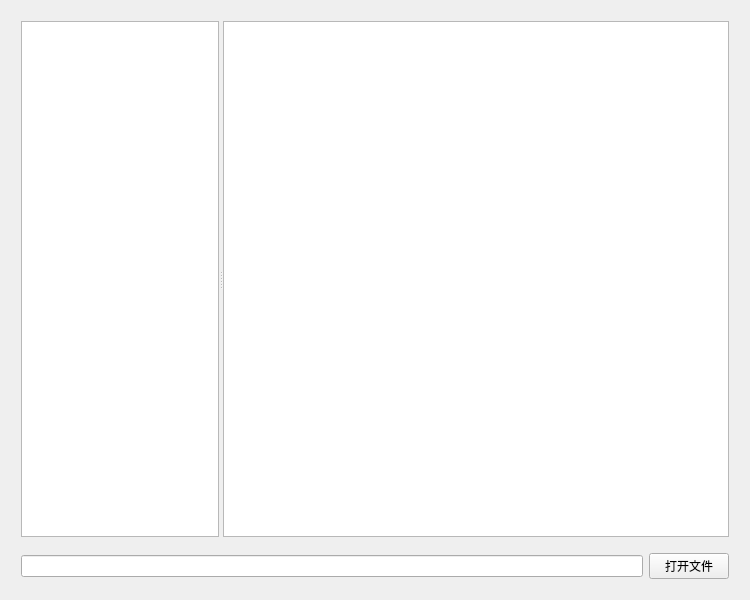
The window that mainwindow.ui (ksvc/MediaParser) describes before a commit, drawn with Qt 5.
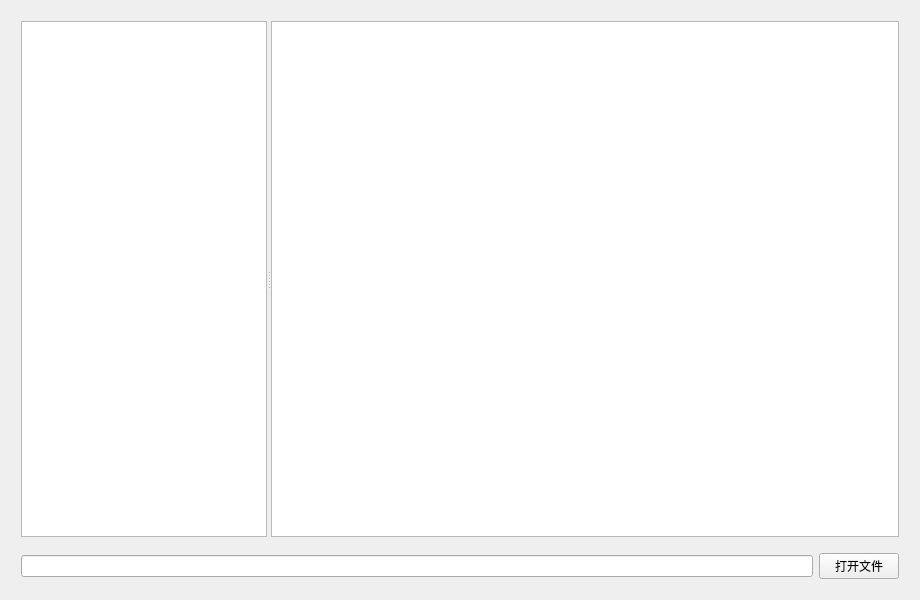
The same window after the commit.

Commit message: display hex

The edit to the form file:
```diff
--- a/mainwindow.ui
+++ b/mainwindow.ui
@@ -6,7 +6,7 @@
    <rect>
     <x>0</x>
     <y>0</y>
-    <width>750</width>
+    <width>920</width>
     <height>600</height>
    </rect>
   </property>
@@ -48,6 +48,9 @@
          </column>
         </widget>
         <widget class="QTextEdit" name="hexView">
+         <property name="lineWrapMode">
+          <enum>QTextEdit::NoWrap</enum>
+         </property>
          <property name="readOnly">
           <bool>true</bool>
          </property>
```
The commit also changes 2 other files.
